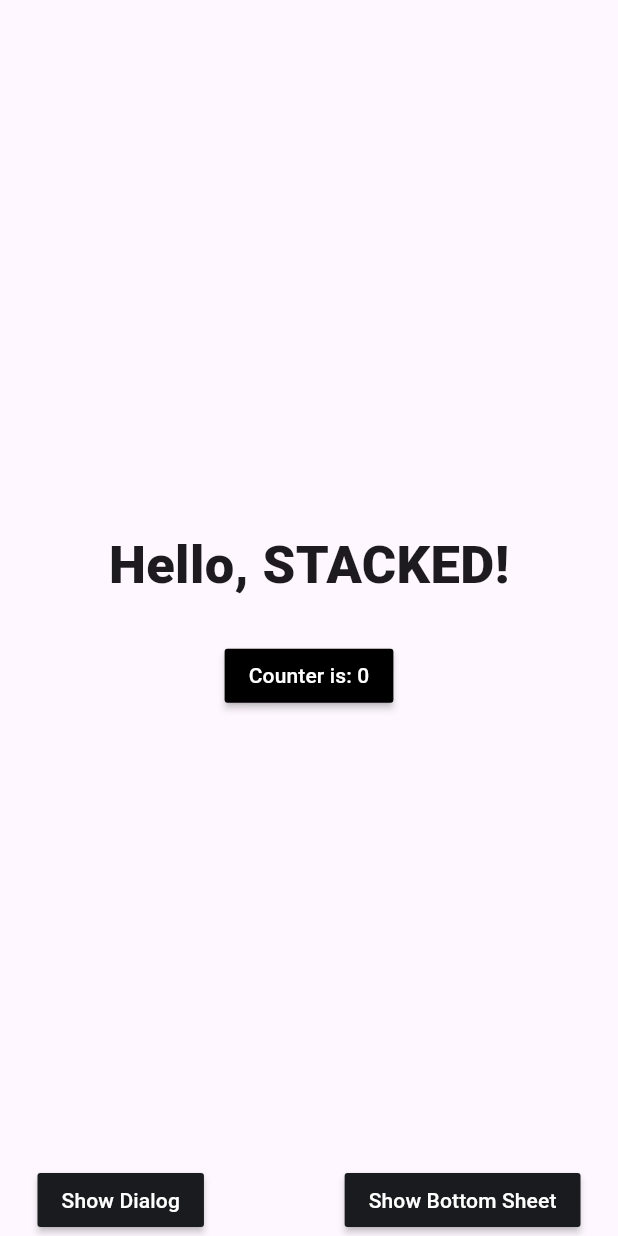
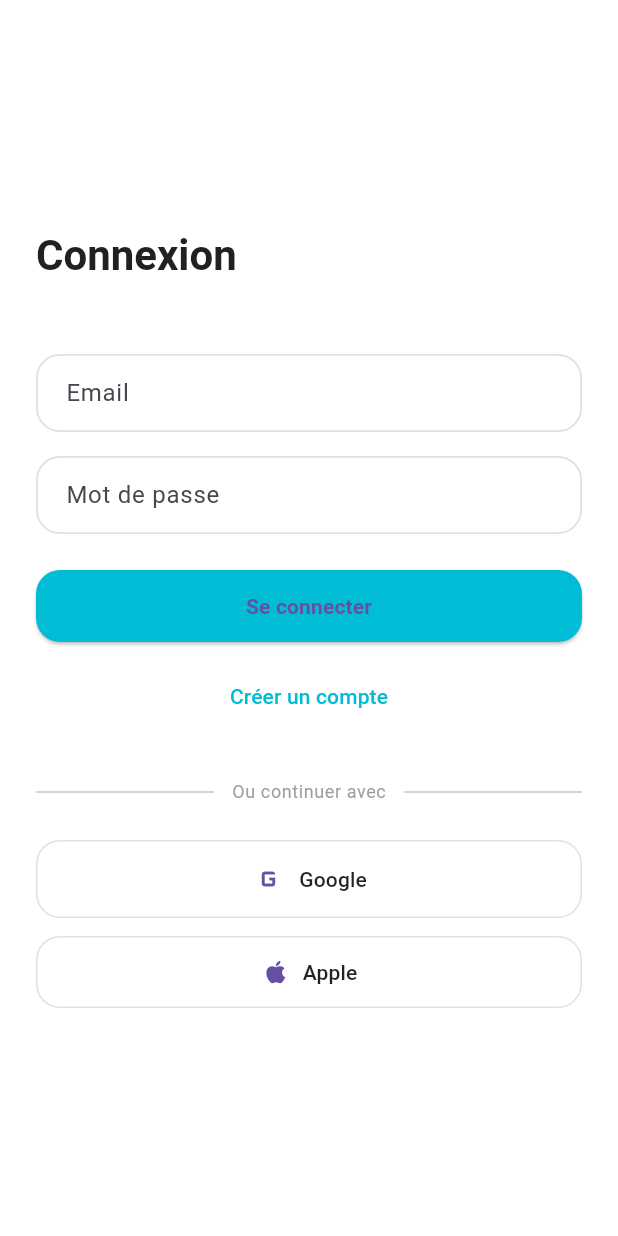
Before and after one commit to DorianAlbert/Food-Home, a Flutter app: the screen it shows after launch, on a phone screen of 412 x 824 dp. Run offline on Flutter 3.47's test engine with Material 3 defaults, Android fonts, the light colour scheme and no system bars; our stand-ins replace firebase_auth, firebase_core, lucide_icons, stacked, stacked_services, stacked_shared; accounts and stored records are empty.

Commit message:
login view + logique login

```diff
--- a/lib/app/app.dart
+++ b/lib/app/app.dart
@@ -4,13 +4,15 @@ import 'package:food_home_app/ui/views/home/home_view.dart';
 import 'package:food_home_app/ui/views/startup/startup_view.dart';
 import 'package:stacked/stacked_annotations.dart';
 import 'package:stacked_services/stacked_services.dart';
+import 'package:food_home_app/ui/views/login/login_view.dart';
 // @stacked-import
 
 @StackedApp(
   routes: [
     MaterialRoute(page: HomeView),
     MaterialRoute(page: StartupView),
-    // @stacked-route
+    MaterialRoute(page: LoginView),
+// @stacked-route
   ],
   dependencies: [
     LazySingleton(classType: BottomSheetService),
--- a/lib/app/app.router.dart
+++ b/lib/app/app.router.dart
@@ -5,21 +5,25 @@
 // **************************************************************************
 
 // ignore_for_file: no_leading_underscores_for_library_prefixes
-import 'package:flutter/material.dart' as _i4;
+import 'package:flutter/material.dart' as _i5;
 import 'package:flutter/material.dart';
 import 'package:food_home_app/ui/views/home/home_view.dart' as _i2;
+import 'package:food_home_app/ui/views/login/login_view.dart' as _i4;
 import 'package:food_home_app/ui/views/startup/startup_view.dart' as _i3;
 import 'package:stacked/stacked.dart' as _i1;
-import 'package:stacked_services/stacked_services.dart' as _i5;
+import 'package:stacked_services/stacked_services.dart' as _i6;
 
 class Routes {
   static const homeView = '/home-view';
 
   static const startupView = '/startup-view';
 
+  static const loginView = '/login-view';
+
   static const all = <String>{
     homeView,
     startupView,
+    loginView,
   };
 }
 
@@ -33,18 +37,28 @@ class StackedRouter extends _i1.RouterBase {
       Routes.startupView,
       page: _i3.StartupView,
     ),
+    _i1.RouteDef(
+      Routes.loginView,
+      page: _i4.LoginView,
+    ),
   ];
 
   final _pagesMap = <Type, _i1.StackedRouteFactory>{
     _i2.HomeView: (data) {
-      return _i4.MaterialPageRoute<dynamic>(
+      return _i5.MaterialPageRoute<dynamic>(
         builder: (context) => const _i2.HomeView(),
         settings: data,
       );
     },
     _i3.StartupView: (data) {
-      return _i4.MaterialPageRoute<dynamic>(
+      return _i5.MaterialPageRoute<dynamic>(
         builder: (context) => const _i3.StartupView(),
+        settings: data,
+      );
+    },
+    _i4.LoginView: (data) {
+      return _i5.MaterialPageRoute<dynamic>(
+        builder: (context) => const _i4.LoginView(),
         settings: data,
       );
     },
@@ -57,7 +71,7 @@ class StackedRouter extends _i1.RouterBase {
   Map<Type, _i1.StackedRouteFactory> get pagesMap => _pagesMap;
 }
 
-extension NavigatorStateExtension on _i5.NavigationService {
+extension NavigatorStateExtension on _i6.NavigationService {
   Future<dynamic> navigateToHomeView([
     int? routerId,
     bool preventDuplicates = true,
@@ -80,6 +94,20 @@ extension NavigatorStateExtension on _i5.NavigationService {
         transition,
   ]) async {
     return navigateTo<dynamic>(Routes.startupView,
+        id: routerId,
+        preventDuplicates: preventDuplicates,
+        parameters: parameters,
+        transition: transition);
+  }
+
+  Future<dynamic> navigateToLoginView([
+    int? routerId,
+    bool preventDuplicates = true,
+    Map<String, String>? parameters,
+    Widget Function(BuildContext, Animation<double>, Animation<double>, Widget)?
+        transition,
+  ]) async {
+    return navigateTo<dynamic>(Routes.loginView,
         id: routerId,
         preventDuplicates: preventDuplicates,
         parameters: parameters,
@@ -113,4 +141,18 @@ extension NavigatorStateExtension on _i5.NavigationService {
         parameters: parameters,
         transition: transition);
   }
+
+  Future<dynamic> replaceWithLoginView([
+    int? routerId,
+    bool preventDuplicates = true,
+    Map<String, String>? parameters,
+    Widget Function(BuildContext, Animation<double>, Animation<double>, Widget)?
+        transition,
+  ]) async {
+    return replaceWith<dynamic>(Routes.loginView,
+        id: routerId,
+        preventDuplicates: preventDuplicates,
+        parameters: parameters,
+        transition: transition);
+  }
 }
--- a/lib/main.dart
+++ b/lib/main.dart
@@ -4,6 +4,7 @@ import 'package:food_home_app/app/app.dialogs.dart';
 import 'package:food_home_app/app/app.locator.dart';
 import 'package:food_home_app/app/app.router.dart';
 import 'package:stacked_services/stacked_services.dart';
+import 'package:firebase_auth/firebase_auth.dart';
 
 Future<void> main() async {
   WidgetsFlutterBinding.ensureInitialized();
--- /dev/null
+++ b/lib/ui/views/login/login_view.dart
@@ -0,0 +1,241 @@
+import 'package:flutter/material.dart';
+
+class LoginView extends StatelessWidget {
+  const LoginView({super.key});
+
+  @override
+  Widget build(BuildContext context) {
+    final theme = Theme.of(context);
+    final textTheme = theme.textTheme;
+
+    return Scaffold(
+      backgroundColor: Colors.white,
+
+      body: SafeArea(
+        child: Center(
+          child: SingleChildScrollView(
+            padding: const EdgeInsets.symmetric(horizontal: 24, vertical: 32),
+            child: Column(
+              crossAxisAlignment: CrossAxisAlignment.start,
+              children:[
+                // Titre "Connexion"
+                Text(
+                  'Connexion',
+                  style: textTheme.headlineMedium?.copyWith(
+                    color: Colors.grey.shade900,
+                    fontWeight: FontWeight.w600,
+                  ),
+                ),
+                const SizedBox(height: 48),
+
+                // Champs email / mot de passe
+                const _LoginFormFields(),
+                const SizedBox(height: 24),
+
+                // Bouton "Se connecter"
+                SizedBox(
+                  width: double.infinity,
+                  child: ElevatedButton(
+                    onPressed: () {
+                      // TODO: implémenter la logique de connexion
+                    },
+                    style: ElevatedButton.styleFrom(
+                      backgroundColor: Colors.cyan.shade500,
+                      elevation: 1,
+                      padding: const EdgeInsets.symmetric(
+                        vertical: 14,
+                        horizontal: 24,
+                      ),
+                      shape: RoundedRectangleBorder(
+                        borderRadius: BorderRadius.circular(16),
+                      ),
+                    ),
+                    child: const Text(
+                      'Se connecter',
+                      style: TextStyle(
+                        fontWeight: FontWeight.w600,
+                      ),
+                    ),
+                  ),
+                ),
+                const SizedBox(height: 12),
+
+                // Bouton "Créer un compte"
+                SizedBox(
+                  width: double.infinity,
+                  child: TextButton(
+                    onPressed: () {
+                      // TODO: navigation vers la création de compte
+                    },
+                    child: Text(
+                      'Créer un compte',
+                      style: TextStyle(
+                        color: Colors.cyan.shade500,
+                        fontWeight: FontWeight.w500,
+                      ),
+                    ),
+                  ),
+                ),
+
+                const SizedBox(height: 32),
+
+                // Séparateur "Ou continuer avec"
+                const _OrDivider(),
+
+                const SizedBox(height: 24),
+
+                // Boutons sociaux Google / Apple
+                Column(
+                  children: [
+                    _SocialLoginButton(
+                      label: 'Google',
+                      onPressed: () {
+                        // TODO: implémenter login Google
+                      },
+                      // Remplace avec un vrai logo via flutter_svg si besoin
+                      icon: const Icon(Icons.g_mobiledata, size: 24),
+                    ),
+                    const SizedBox(height: 12),
+                    _SocialLoginButton(
+                      label: 'Apple',
+                      onPressed: () {
+                        // TODO: implémenter login Apple
+                      },
+                      icon: const Icon(Icons.apple, size: 20),
+                    ),
+                  ],
+                ),
+              ],
+            ),
+          ),
+        ),
+      ),
+    );
+  }
+}
+
+/// Champs de formulaire: email + mot de passe
+class _LoginFormFields extends StatelessWidget {
+  const _LoginFormFields();
+
+  OutlineInputBorder _buildBorder(Color color) {
+    return OutlineInputBorder(
+      borderRadius: BorderRadius.circular(16),
+      borderSide: BorderSide(
+        color: color,
+        width: 1.2,
+      ),
+    );
+  }
+
+  @override
+  Widget build(BuildContext context) {
+    final borderColor = Colors.grey.shade300;
+    final focusColor = Colors.cyan.shade500;
+
+    return Column(
+      children: [
+        TextFormField(
+          keyboardType: TextInputType.emailAddress,
+          decoration: InputDecoration(
+            hintText: 'Email',
+            contentPadding:
+            const EdgeInsets.symmetric(horizontal: 16, vertical: 14),
+            border: _buildBorder(borderColor),
+            enabledBorder: _buildBorder(borderColor),
+            focusedBorder: _buildBorder(focusColor),
+          ),
+        ),
+        const SizedBox(height: 16),
+        TextFormField(
+          obscureText: true,
+          decoration: InputDecoration(
+            hintText: 'Mot de passe',
+            contentPadding:
+            const EdgeInsets.symmetric(horizontal: 16, vertical: 14),
+            border: _buildBorder(borderColor),
+            enabledBorder: _buildBorder(borderColor),
+            focusedBorder: _buildBorder(focusColor),
+          ),
+        ),
+      ],
+    );
+  }
+}
+class _OrDivider extends StatelessWidget {
+  const _OrDivider();
+
+  @override
+  Widget build(BuildContext context) {
+    final textTheme = Theme.of(context).textTheme;
+
+    return Row(
+      children: [
+        const Expanded(
+          child: Divider(
+            thickness: 1,
+          ),
+        ),
+        const SizedBox(width: 12),
+        Text(
+          'Ou continuer avec',
+          style: textTheme.bodySmall?.copyWith(
+            color: Colors.grey.shade500,
+          ),
+        ),
+        const SizedBox(width: 12),
+        const Expanded(
+          child: Divider(
+            thickness: 1,
+          ),
+        ),
+      ],
+    );
+  }
+}
+
+class _SocialLoginButton extends StatelessWidget {
+  final String label;
+  final VoidCallback onPressed;
+  final Widget icon;
+
+  const _SocialLoginButton({
+    required this.label,
+    required this.onPressed,
+    required this.icon,
+  });
+
+  @override
+  Widget build(BuildContext context) {
+    final borderColor = Colors.grey.shade300;
+
+    return SizedBox(
+      width: double.infinity,
+      child: OutlinedButton(
+        onPressed: onPressed,
+        style: OutlinedButton.styleFrom(
+          side: BorderSide(color: borderColor),
+          padding: const EdgeInsets.symmetric(vertical: 14, horizontal: 24),
+          shape: RoundedRectangleBorder(
+            borderRadius: BorderRadius.circular(16),
+          ),
+          backgroundColor: Colors.white,
+        ),
+        child: Row(
+          mainAxisAlignment: MainAxisAlignment.center,
+          children: [
+            icon,
+            const SizedBox(width: 8),
+            Text(
+              label,
+              style: const TextStyle(
+                color: Colors.black87,
+                fontWeight: FontWeight.w500,
+              ),
+            ),
+          ],
+        ),
+      ),
+    );
+  }
+}
--- /dev/null
+++ b/lib/ui/views/login/login_viewmodel.dart
@@ -0,0 +1,32 @@
+import 'package:firebase_core/firebase_core.dart';
+import 'package:flutter/cupertino.dart';
+import 'package:stacked/stacked.dart';
+import 'package:firebase_auth/firebase_auth.dart';
+
+class LoginViewModel extends BaseViewModel {
+
+  Future<void> main() async {
+    WidgetsFlutterBinding.ensureInitialized();
+    await Firebase.initializeApp();
+
+// Ideal time to initialize
+    await FirebaseAuth.instance.useAuthEmulator('localhost', 9099);
+//...
+  }
+
+  Future<void> signInWithEmailAndPassword(emailAddress, password)async {
+    try {
+      final credential = await FirebaseAuth.instance.signInWithEmailAndPassword(
+          email: emailAddress,
+          password: password
+      );
+    } on FirebaseAuthException catch (e) {
+      if (e.code == 'user-not-found') {
+        print('No user found for that email.');
+      } else if (e.code == 'wrong-password') {
+        print('Wrong password provided for that user.');
+      }
+    }
+  }
+
+}
--- a/lib/ui/views/startup/startup_view.dart
+++ b/lib/ui/views/startup/startup_view.dart
@@ -1,5 +1,6 @@
 import 'package:flutter/material.dart';
 import 'package:flutter/scheduler.dart';
+import 'package:lucide_icons/lucide_icons.dart';
 import 'package:stacked/stacked.dart';
 import 'package:food_home_app/ui/common/ui_helpers.dart';
 
@@ -14,31 +15,87 @@ class StartupView extends StackedView<StartupViewModel> {
     StartupViewModel viewModel,
     Widget? child,
   ) {
-    return const Scaffold(
-      body: Center(
+    return Scaffold(
+      backgroundColor: Colors.white,
+      body: SafeArea(
+        child: Center(
+          child: Padding(
+            padding: const EdgeInsets.symmetric(horizontal: 32),
             child: Column(
+              mainAxisAlignment: MainAxisAlignment.center,
+              mainAxisSize: MainAxisSize.min,
+              children: [
+                Container(
+                  width: 96,
+                  height: 96,
+                  decoration: BoxDecoration(
+                    borderRadius: BorderRadius.circular(24),
+                    gradient: const LinearGradient(
+                      begin: Alignment.topLeft,
+                      end: Alignment.bottomRight,
+                      colors: [
+                        Color(0xFF06B6D4), // cyan-500
+                        Color(0xFF0891B2), // cyan-600
+                      ],
+                    ),
+                    boxShadow: [
+                      BoxShadow(
+                        color: Colors.black.withOpacity(0.15),
+                        blurRadius: 12,
+                        offset: const Offset(0, 6),
+                      ),
+                    ],
+                  ),
+                  child: const Center(
+                    child: Icon(
+                      LucideIcons.utensilsCrossed,
+                      size: 48,
+                      color: Colors.white,
+                    ),
+                  ),
+                ),
+                const SizedBox(height: 32),
+                Text(
+                  'Food Home',
+                  style: Theme.of(context).textTheme.headlineMedium?.copyWith(
+                        color: const Color(0xFF111827), // gray-900
+                        fontWeight: FontWeight.w600,
+                      ),
+                ),
+                const SizedBox(height: 12),
+                const Text(
+                  'Gérez vos repas en toute sérénité',
+                  textAlign: TextAlign.center,
+                  style: TextStyle(
+                    color: Color(0xFF6B7280), // gray-500
+                    fontSize: 14,
+                  ),
+                ),
+                const SizedBox(height: 32),
+                const Row(
                   mainAxisSize: MainAxisSize.min,
                   children: [
                     Text(
-              'STACKED',
-              style: TextStyle(fontSize: 40, fontWeight: FontWeight.w900),
+                      'Chargement ...',
+                      style: TextStyle(
+                        fontSize: 14,
+                        color: Color(0xFF6B7280),
                       ),
-            Row(
-              mainAxisSize: MainAxisSize.min,
-              children: [
-                Text('Loading ...', style: TextStyle(fontSize: 16)),
+                    ),
                     horizontalSpaceSmall,
                     SizedBox(
                       width: 16,
                       height: 16,
                       child: CircularProgressIndicator(
                         color: Colors.black,
-                    strokeWidth: 6,
+                        strokeWidth: 3,
                       ),
                     ),
                   ],
                 ),
               ],
+            ),
+          ),
         ),
       ),
     );
@@ -48,6 +105,8 @@ class StartupView extends StackedView<StartupViewModel> {
   StartupViewModel viewModelBuilder(BuildContext context) => StartupViewModel();
 
   @override
-  void onViewModelReady(StartupViewModel viewModel) => SchedulerBinding.instance
-      .addPostFrameCallback((timeStamp) => viewModel.runStartupLogic());
+  void onViewModelReady(StartupViewModel viewModel) =>
+      SchedulerBinding.instance.addPostFrameCallback(
+        (timeStamp) => viewModel.runStartupLogic(),
+      );
 }
--- a/lib/ui/views/startup/startup_viewmodel.dart
+++ b/lib/ui/views/startup/startup_viewmodel.dart
@@ -13,6 +13,6 @@ class StartupViewModel extends BaseViewModel {
     // This is where you can make decisions on where your app should navigate when
     // you have custom startup logic
 
-    _navigationService.replaceWithHomeView();
+    _navigationService.replaceWithLoginView();
   }
 }
--- a/pubspec.yaml
+++ b/pubspec.yaml
@@ -7,10 +7,14 @@ environment:
   sdk: '>=3.0.3 <4.0.0'
 
 dependencies:
+  firebase_core: ^4.2.1
+  lucide_icons: ^0.257.0
   flutter:
     sdk: flutter
   stacked: ^3.4.0
   stacked_services: ^1.1.0
+  firebase_auth: ^6.1.2
+
 
 dev_dependencies:
   build_runner: ^2.4.5
```
Also changed, not shown: firebase.json (added), lib/firebase_options.dart (added), pubspec.lock, 19 other files. Lines whose indentation alone changed are shown as unchanged.
